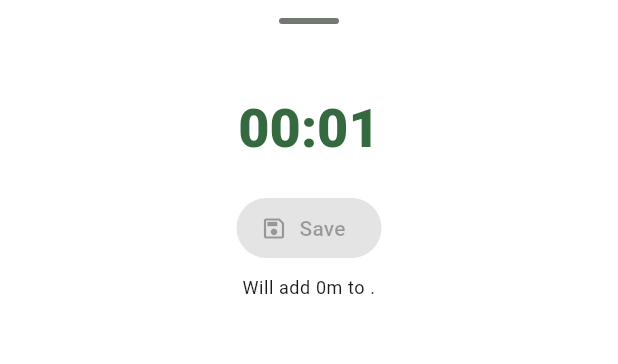
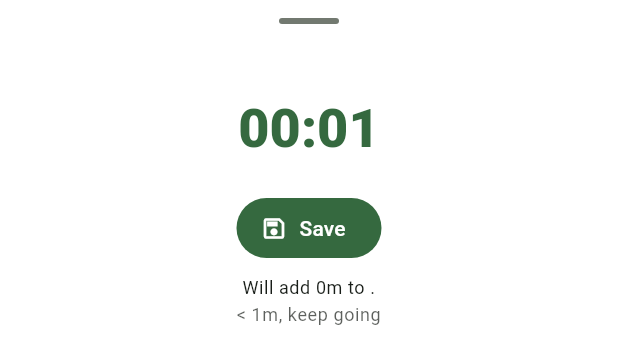
Before and after one commit to little-sealion/GoalHours, a Flutter app: the StopwatchSheet widget shown alone on an empty page, opened directly with empty values, after a tap on "Start", after a tap on "Pause", after a tap on "Stop", on a phone screen of 412 x 824 dp. Shown: the top 364 px of the screen. Run offline on Flutter 3.47's test engine with Material 3 defaults, Android fonts, the light colour scheme and no system bars; our stand-ins replace go_router, isar; missing offline and left inert: rough_flutter; accounts and stored records are empty; generated files the repository leaves out were written again.

Commit message:
optimed stopwatch sheet

```diff
--- a/lib/features/timer/stopwatch_sheet.dart
+++ b/lib/features/timer/stopwatch_sheet.dart
@@ -124,6 +124,10 @@ class _StopwatchSheetState extends State<StopwatchSheet> {
     final elapsed = _elapsedNow;
     return SafeArea(
       top: false,
+      child: LayoutBuilder(
+        builder: (context, constraints) => SingleChildScrollView(
+          child: ConstrainedBox(
+            constraints: BoxConstraints(minHeight: constraints.maxHeight),
             child: Padding(
               padding: const EdgeInsets.fromLTRB(16, 12, 16, 24),
               child: Column(
@@ -186,20 +190,17 @@ class _StopwatchSheetState extends State<StopwatchSheet> {
                     label: const Text('Stop'),
                   ),
                 ] else ...[
-                  // stopped state: show Save button (disabled if < 1 minute)
-                  Builder(builder: (context) {
-                    final rounded = _roundedMinutes(elapsed);
-                    return FilledButton.icon(
-                      onPressed: rounded > 0 ? _save : null,
+                  // stopped state: show Save button (always enabled)
+                  FilledButton.icon(
+                    onPressed: _save,
                     icon: const Icon(Icons.save_outlined),
                     label: const Text('Save'),
-                    );
-                  }),
+                  ),
                 ],
               ],
             ),
             const SizedBox(height: 8),
-            if (_showConfirm)
+            if (_showConfirm) ...[
               Builder(builder: (context) {
                 final rounded = _roundedMinutes(elapsed);
                 final label = _minutesLabelFromInt(rounded);
@@ -209,7 +210,23 @@ class _StopwatchSheetState extends State<StopwatchSheet> {
                   textAlign: TextAlign.center,
                 );
               }),
+              const SizedBox(height: 2),
+              Builder(builder: (context) {
+                final rounded = _roundedMinutes(elapsed);
+                if (rounded > 0) return const SizedBox.shrink();
+                final base = Theme.of(context).textTheme.bodySmall;
+                final c = base?.color;
+                return Text(
+                  '< 1m, keep going',
+                  style: base?.copyWith(color: c?.withValues(alpha: 0.7)),
+                  textAlign: TextAlign.center,
+                );
+              }),
             ],
+                ],
+              ),
+            ),
+          ),
         ),
       ),
     );
```
Also changed, not shown: lib/features/projects/projects_page.dart (+11 -5 lines). Lines whose indentation alone changed are shown as unchanged.
